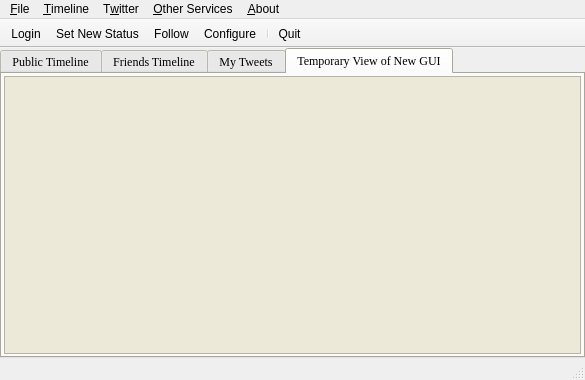
Above: branches/abhijit/Ui/mainWindow.ui from KarenMarkosyan/qttwitter before the change. Below: the same form after it.
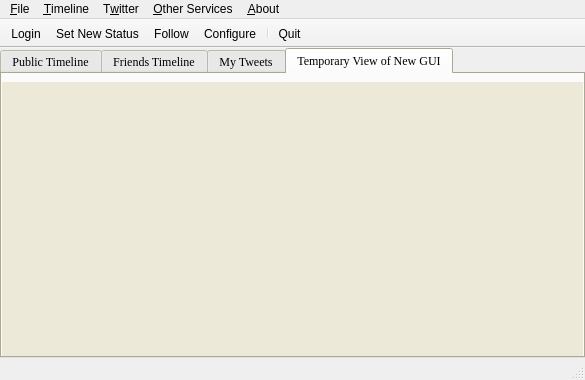
That is the form after the change. Icons and pictures are not drawn.

Diff of the .ui file:
```diff
--- a/branches/abhijit/Ui/mainWindow.ui
+++ b/branches/abhijit/Ui/mainWindow.ui
@@ -416,16 +416,34 @@
        </attribute>
        <layout class="QHBoxLayout" name="horizontalLayout">
         <property name="spacing">
-         <number>4</number>
+         <number>0</number>
         </property>
-        <property name="margin">
-         <number>2</number>
+        <property name="leftMargin">
+         <number>0</number>
+        </property>
+        <property name="topMargin">
+         <number>8</number>
+        </property>
+        <property name="rightMargin">
+         <number>0</number>
+        </property>
+        <property name="bottomMargin">
+         <number>0</number>
         </property>
         <item>
          <widget class="QScrollArea" name="scrollArea">
           <property name="autoFillBackground">
            <bool>false</bool>
           </property>
+          <property name="frameShape">
+           <enum>QFrame::NoFrame</enum>
+          </property>
+          <property name="frameShadow">
+           <enum>QFrame::Sunken</enum>
+          </property>
+          <property name="lineWidth">
+           <number>0</number>
+          </property>
           <property name="widgetResizable">
            <bool>true</bool>
           </property>
@@ -434,8 +452,8 @@
             <rect>
              <x>0</x>
              <y>0</y>
-             <width>573</width>
-             <height>270</height>
+             <width>579</width>
+             <height>268</height>
             </rect>
            </property>
            <layout class="QVBoxLayout" name="newGuiVLayout">
```
